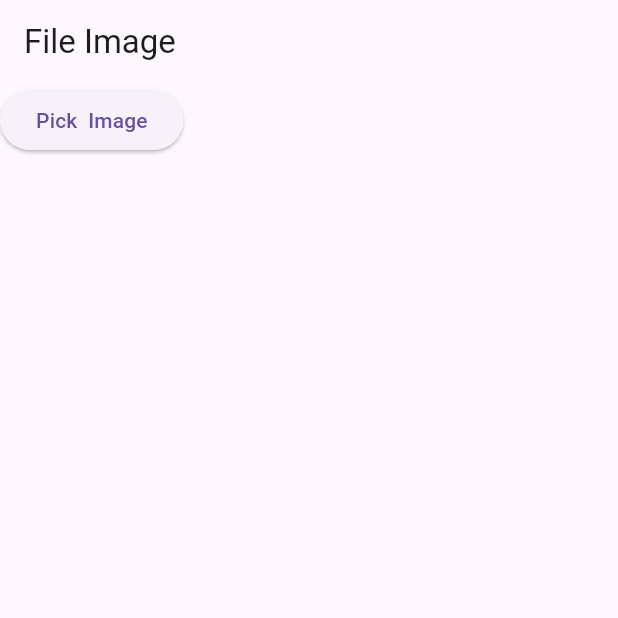
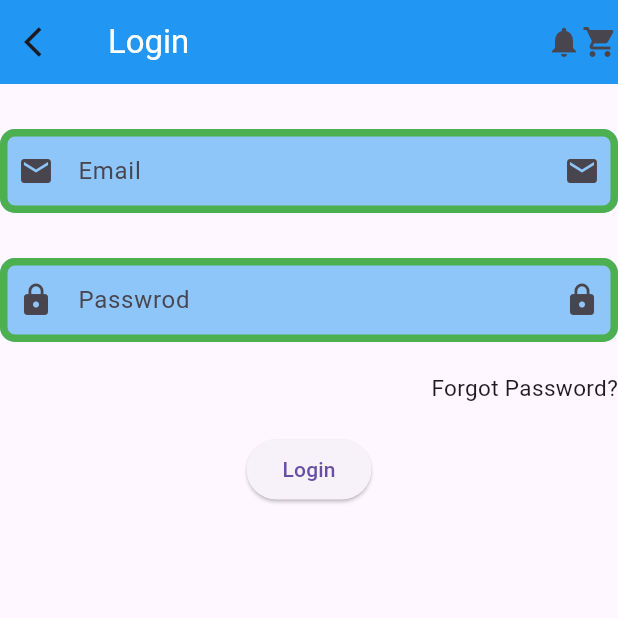
Before and after one commit to MuhammadAliKust/Flutter-B13, a Flutter app: the screen it shows after launch, on a phone screen of 412 x 824 dp, the top half of it. Run offline on Flutter 3.47's test engine with Material 3 defaults, Android fonts, the phone set to English and light mode, and no system bars; our stand-ins replace image_picker.

Commit message:
Login Form Done

```diff
--- /dev/null
+++ b/lib/login.dart
@@ -0,0 +1,83 @@
+import 'package:flutter/material.dart';
+
+class LoginView extends StatelessWidget {
+  const LoginView({super.key});
+
+  @override
+  Widget build(BuildContext context) {
+    return Scaffold(
+      appBar: AppBar(
+        backgroundColor: Colors.blue,
+        title: Text(
+          "Login",
+          style: TextStyle(color: Colors.white),
+        ),
+        leading: Icon(Icons.arrow_back_ios),
+        actions: [
+          Icon(Icons.notifications),
+          Icon(Icons.shopping_cart),
+        ],
+      ),
+      body: Column(
+        children: [
+          SizedBox(
+            height: 30,
+          ),
+          TextField(
+            decoration: InputDecoration(
+                label: Text("Email"),
+                hintText: 'test@gmail.com',
+                prefixIcon: Icon(Icons.email),
+                suffixIcon: Icon(Icons.email),
+                filled: true,
+                fillColor: Colors.blue.withOpacity(0.5),
+                enabledBorder: OutlineInputBorder(
+                    borderRadius: BorderRadius.circular(10),
+                    borderSide: BorderSide(color: Colors.green, width: 5)),
+                disabledBorder: OutlineInputBorder(
+                    borderRadius: BorderRadius.circular(10),
+                    borderSide: BorderSide(color: Colors.green, width: 5)),
+                focusedBorder: OutlineInputBorder(
+                    borderRadius: BorderRadius.circular(10),
+                    borderSide: BorderSide(color: Colors.green, width: 5))),
+          ),
+          SizedBox(
+            height: 30,
+          ),
+          TextField(
+            decoration: InputDecoration(
+                label: Text("Passwrod"),
+                hintText: 'Password must be 6 or more characters.',
+                prefixIcon: Icon(Icons.lock),
+                suffixIcon: Icon(Icons.lock),
+                filled: true,
+                fillColor: Colors.blue.withOpacity(0.5),
+                enabledBorder: OutlineInputBorder(
+                    borderRadius: BorderRadius.circular(10),
+                    borderSide: BorderSide(color: Colors.green, width: 5)),
+                disabledBorder: OutlineInputBorder(
+                    borderRadius: BorderRadius.circular(10),
+                    borderSide: BorderSide(color: Colors.green, width: 5)),
+                focusedBorder: OutlineInputBorder(
+                    borderRadius: BorderRadius.circular(10),
+                    borderSide: BorderSide(color: Colors.green, width: 5))),
+          ),
+          SizedBox(
+            height: 20,
+          ),
+          Align(
+            alignment: Alignment.centerRight,
+            child: Text(
+              "Forgot Password?",
+              style: TextStyle(fontSize: 15),
+            ),
+          ),
+          SizedBox(
+            height: 20,
+          ),
+          ElevatedButton(onPressed: () {}, child: Text("Login"))
+        ],
+      ),
+    );
+  }
+}
--- a/lib/main.dart
+++ b/lib/main.dart
@@ -1,4 +1,5 @@
 import 'package:flutter/material.dart';
+import 'package:flutter_b14/login.dart';
 
 import 'file_image.dart';
 
@@ -12,7 +13,7 @@ class MyApp extends StatelessWidget {
   @override
   Widget build(BuildContext context) {
     return MaterialApp(
-      home: FileImageView(),
+      home: LoginView(),
     );
   }
 }
```
